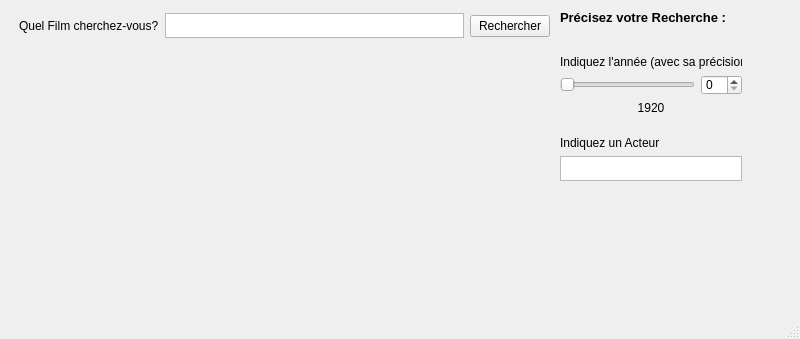
Above: FilmFinder/filmfinder.ui from vdebergue/FilmFinder before the change. Below: the same form after it.
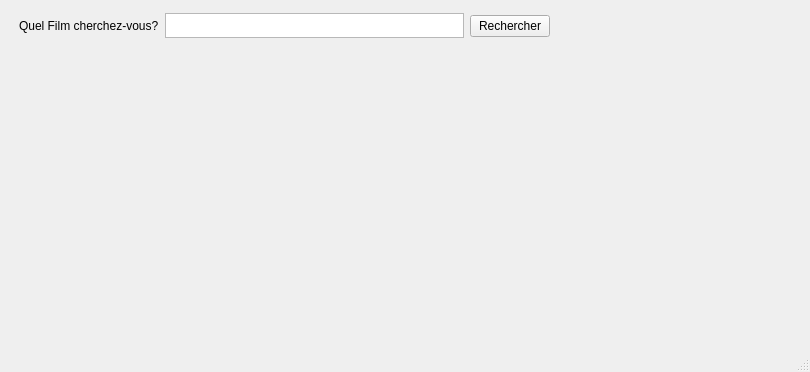
That is the form after the change.

Patch:
```diff
--- a/FilmFinder/filmfinder.ui
+++ b/FilmFinder/filmfinder.ui
@@ -6,8 +6,8 @@
    <rect>
     <x>0</x>
     <y>0</y>
-    <width>800</width>
-    <height>339</height>
+    <width>810</width>
+    <height>372</height>
    </rect>
   </property>
   <property name="windowTitle">
@@ -59,142 +59,13 @@
    <widget class="QWidget" name="verticalLayoutWidget">
     <property name="geometry">
      <rect>
-      <x>560</x>
-      <y>10</y>
-      <width>182</width>
-      <height>171</height>
+      <x>769</x>
+      <y>0</y>
+      <width>41</width>
+      <height>41</height>
      </rect>
     </property>
-    <layout class="QVBoxLayout" name="verticalLayout_2">
-     <item>
-      <widget class="QLabel" name="titleAdvancedSearch">
-       <property name="maximumSize">
-        <size>
-         <width>16777215</width>
-         <height>20</height>
-        </size>
-       </property>
-       <property name="font">
-        <font>
-         <pointsize>10</pointsize>
-         <weight>75</weight>
-         <bold>true</bold>
-        </font>
-       </property>
-       <property name="text">
-        <string>Précisez votre Recherche : </string>
-       </property>
-      </widget>
-     </item>
-     <item>
-      <spacer name="verticalSpacer">
-       <property name="orientation">
-        <enum>Qt::Vertical</enum>
-       </property>
-       <property name="sizeHint" stdset="0">
-        <size>
-         <width>20</width>
-         <height>50</height>
-        </size>
-       </property>
-      </spacer>
-     </item>
-     <item>
-      <widget class="QLabel" name="yearLabel">
-       <property name="maximumSize">
-        <size>
-         <width>16777215</width>
-         <height>20</height>
-        </size>
-       </property>
-       <property name="text">
-        <string>Indiquez l'année (avec sa précision) :</string>
-       </property>
-       <property name="textFormat">
-        <enum>Qt::AutoText</enum>
-       </property>
-      </widget>
-     </item>
-     <item>
-      <layout class="QHBoxLayout" name="horizontalLayout_3">
-       <item>
-        <widget class="QSlider" name="yearSlider">
-         <property name="maximumSize">
-          <size>
-           <width>16777215</width>
-           <height>20</height>
-          </size>
-         </property>
-         <property name="minimum">
-          <number>1920</number>
-         </property>
-         <property name="maximum">
-          <number>2013</number>
-         </property>
-         <property name="orientation">
-          <enum>Qt::Horizontal</enum>
-         </property>
-        </widget>
-       </item>
-       <item>
-        <widget class="QSpinBox" name="yearPrecision">
-         <property name="maximumSize">
-          <size>
-           <width>16777215</width>
-           <height>20</height>
-          </size>
-         </property>
-        </widget>
-       </item>
-      </layout>
-     </item>
-     <item>
-      <widget class="QLabel" name="yearValue">
-       <property name="maximumSize">
-        <size>
-         <width>16777215</width>
-         <height>20</height>
-        </size>
-       </property>
-       <property name="text">
-        <string>1920</string>
-       </property>
-       <property name="alignment">
-        <set>Qt::AlignCenter</set>
-       </property>
-      </widget>
-     </item>
-     <item>
-      <spacer name="verticalSpacer_2">
-       <property name="orientation">
-        <enum>Qt::Vertical</enum>
-       </property>
-       <property name="sizeHint" stdset="0">
-        <size>
-         <width>20</width>
-         <height>40</height>
-        </size>
-       </property>
-      </spacer>
-     </item>
-     <item>
-      <widget class="QLabel" name="actorLabel">
-       <property name="text">
-        <string>Indiquez un Acteur</string>
-       </property>
-      </widget>
-     </item>
-     <item>
-      <widget class="QPlainTextEdit" name="actorBox">
-       <property name="maximumSize">
-        <size>
-         <width>16777215</width>
-         <height>25</height>
-        </size>
-       </property>
-      </widget>
-     </item>
-    </layout>
+    <layout class="QHBoxLayout" name="layout"/>
    </widget>
   </widget>
   <widget class="QMenuBar" name="menubar">
```
Left out of the diff: 4 changed lines with no effect on the pictures.
